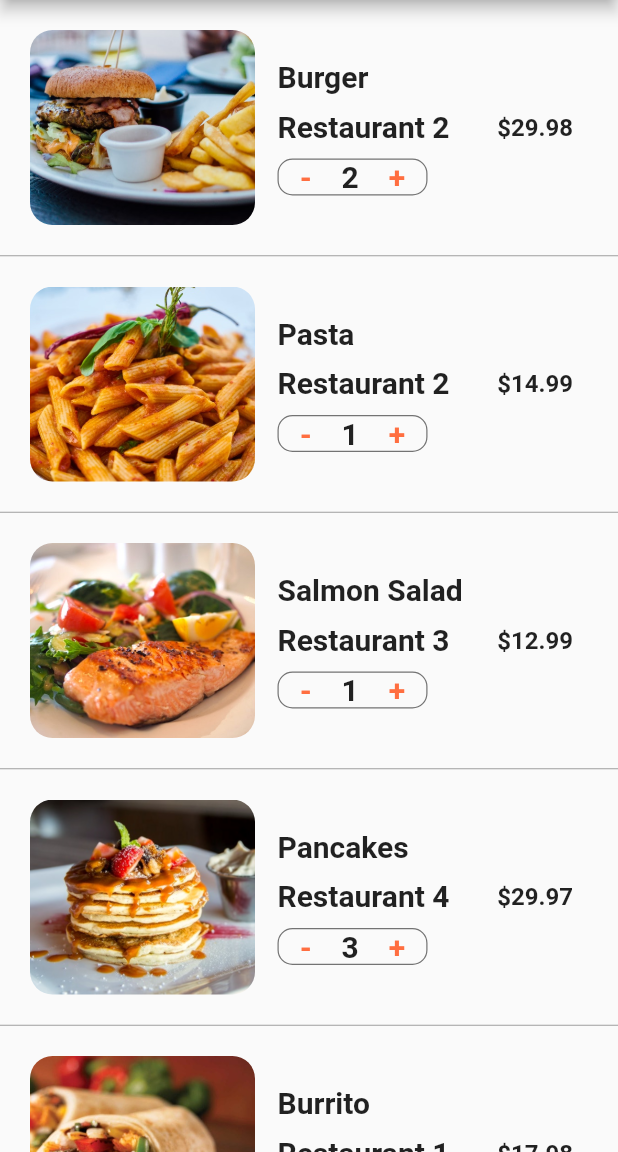
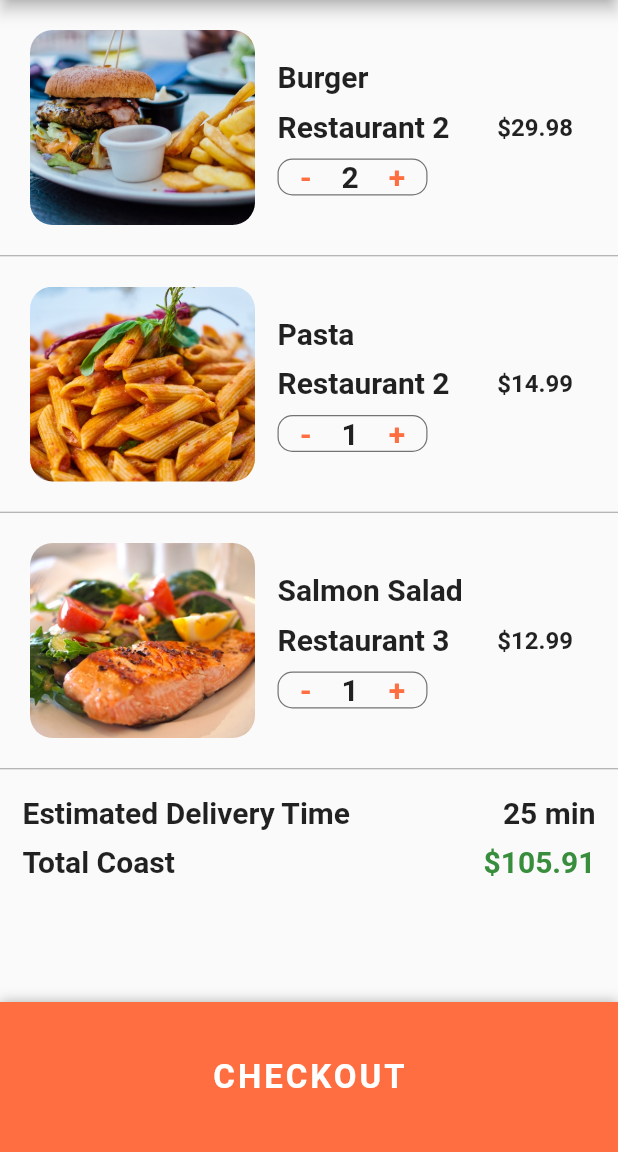
Before and after one commit to fabuloussTeam/Food-Delevery-UI, a Flutter app: the CartScreen screen opened directly, on a phone screen of 412 x 824 dp, the part 84-1236 px from its top. Run offline on Flutter 3.47's test engine with Material 2 defaults, Android fonts, the phone set to English and light mode, and no system bars.

Commit message:
Finalisation de la page cart_screen: bottom_sheet_checkout

```diff
--- a/lib/screen/cart_screen.dart
+++ b/lib/screen/cart_screen.dart
@@ -128,17 +128,28 @@ class _CartScreenState extends State<CartScreen> {
   @override
   Widget build(BuildContext context) {
     // TODO: implement build
+    double totalPrice = 0.0;
+    currentUser.cart.forEach((Order order) => totalPrice += order.quantity * order.food.price);
+
     return Scaffold(
         appBar: AppBar(
           backgroundColor: Colors.deepOrangeAccent,
           title: new Text("Card (${currentUser.cart.length})",),
           centerTitle: true,
         ),
-      body: new ListView.separated(
+        body: new SingleChildScrollView(
+          child: new Column(
+            children: <Widget>[
+              new Container(
+                height: MediaQuery.of(context).size.height / 1.6,
+                child: ListView.separated(
+                  scrollDirection: Axis.vertical,
                   itemCount: currentUser.cart.length,
                   itemBuilder: (BuildContext context, int index){
+                    //  if(index < currentUser.cart.length + 1) {
                     Order order = currentUser.cart[index];
                     return _buildCartItem(order);
+                    //  }
                   },
                   separatorBuilder: (BuildContext context, int index){
                     return Divider(
@@ -147,6 +158,96 @@ class _CartScreenState extends State<CartScreen> {
                     );
                   },
                 ),
+              ),
+              new Container(
+                height: 300.0,
+                padding: EdgeInsets.all(15.0),
+                // margin: EdgeInsets.all(0.0),
+                child: new Column(
+                  children: <Widget>[
+                    new Row(
+                      mainAxisAlignment: MainAxisAlignment.spaceBetween,
+                      children: <Widget>[
+                        new Text(
+                          "Estimated Delivery Time",
+                          style: new TextStyle(
+                              color: Colors.black87,
+                              fontWeight: FontWeight.w600,
+                              fontSize: 20.0
+                          ),
+                        ),
+                        new Text(
+                          "25 min",
+                          style: new TextStyle(
+                              color: Colors.black87,
+                              fontWeight: FontWeight.w600,
+                              fontSize: 20.0
+                          ),
+                        ),
+                      ],
+                    ),
+                    SizedBox(height: 10.0,),
+                    new Row(
+                      mainAxisAlignment: MainAxisAlignment.spaceBetween,
+                      children: <Widget>[
+                        new Text(
+                          "Total Coast",
+                          style: new TextStyle(
+                              color: Colors.black87,
+                              fontWeight: FontWeight.w600,
+                              fontSize: 20.0
+                          ),
+                        ),
+                        new Text(
+                          "\$${totalPrice.toStringAsFixed(2)}",
+                          style: new TextStyle(
+                              color: Colors.green[700],
+                              fontWeight: FontWeight.w600,
+                              fontSize: 20.0
+                          ),
+                        ),
+                      ],
+                    ),
+
+                  ],
+                ),
+              ),
+              SizedBox(height: 80.0,),
+
+            ],
+          ),
+        ),
+
+
+        bottomSheet: new Container(
+            height: 100.0,
+            width: MediaQuery.of(context).size.width,
+            decoration: BoxDecoration(
+                color: Colors.deepOrangeAccent,
+                boxShadow: [
+                  BoxShadow(
+                    color: Colors.black26,
+                    offset: Offset(0, -1),
+                    blurRadius: 6.0,
+                  )
+                ]
+            ),
+            child: new Center(
+              child: new FlatButton(
+                  onPressed: (){},
+                  child: new Text(
+                    "CHECKOUT",
+                    style: new TextStyle(
+                        color: Colors.white,
+                        fontSize: 22.0,
+                        fontWeight: FontWeight.bold,
+                        letterSpacing: 2.0
+
+                    ),
+                  )
+              ),
+            )
+        )
     );
   }
 }
--- a/lib/screen/restaurant_screen.dart
+++ b/lib/screen/restaurant_screen.dart
@@ -234,7 +234,6 @@ class _RestaurantScreenState extends State<RestaurantScreen>{
                       }),
                     ),
                   )
-
                 ],
               ),
             ),
```
Lines whose indentation alone changed are shown as unchanged.
